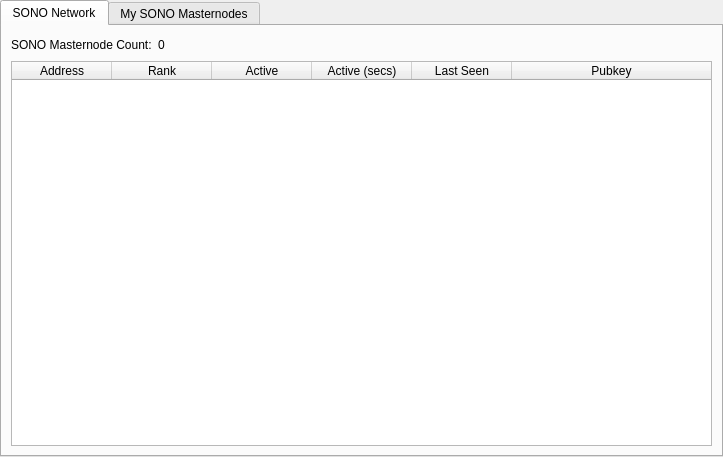
This is src/qt/forms/masternodemanager.ui in zPools/sonoa as Qt 5 draws it before an edit. The edited form follows.
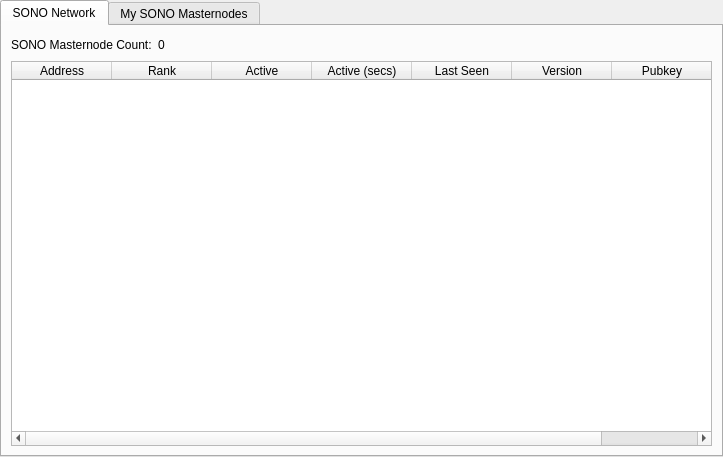
This is the edited form.

Commit message: MN List Version

Diff of the .ui file:
```diff
--- a/src/qt/forms/masternodemanager.ui
+++ b/src/qt/forms/masternodemanager.ui
@@ -83,6 +83,11 @@
              <string>Last Seen</string>
             </property>
            </column>
+           <column>
+            <property name="text">
+             <string>Version</string>
+            </property>
+           </column>
            <column>
             <property name="text">
              <string>Pubkey</string>
```
The commit also changes 5 other files.
